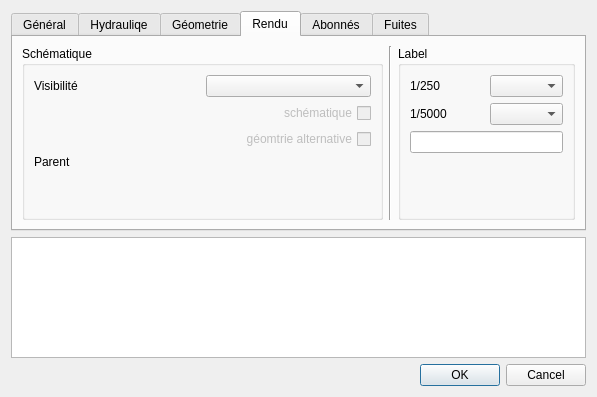
The window that qgis-project/ui_forms/pipe.ui (qwat/QWAT) describes before a commit, drawn with Qt 5.
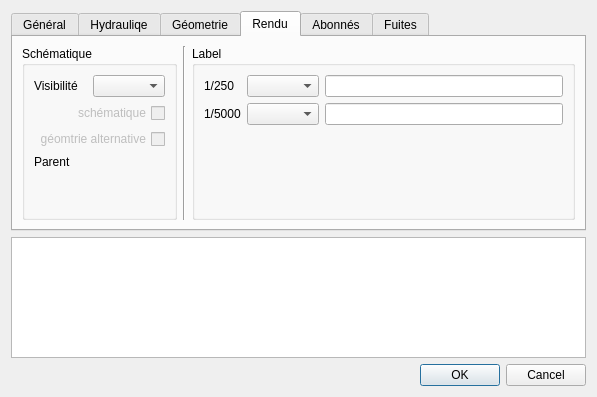
The same window after the commit. The open tabs and pages were chosen to show the change. Custom widgets are drawn as their Qt base class.

Commit message: update project with separated schema (vl & od) update forms with harmonized labels customization

Patch:
```diff
--- a/qgis-project/ui_forms/pipe.ui
+++ b/qgis-project/ui_forms/pipe.ui
@@ -554,13 +554,6 @@
           <string>Label</string>
          </property>
          <layout class="QGridLayout" name="gridLayout_5">
-          <item row="2" column="1">
-           <widget class="QComboBox" name="label_visible_2">
-            <property name="sizeAdjustPolicy">
-             <enum>QComboBox::AdjustToContents</enum>
-            </property>
-           </widget>
-          </item>
           <item row="4" column="0">
            <spacer name="verticalSpacer_2">
             <property name="orientation">
@@ -581,6 +574,13 @@
             </property>
            </widget>
           </item>
+          <item row="2" column="1">
+           <widget class="QComboBox" name="label_2_visible">
+            <property name="sizeAdjustPolicy">
+             <enum>QComboBox::AdjustToContents</enum>
+            </property>
+           </widget>
+          </item>
           <item row="0" column="1">
            <widget class="QComboBox" name="label_visible_1">
             <property name="sizeAdjustPolicy">
@@ -595,8 +595,11 @@
             </property>
            </widget>
           </item>
-          <item row="3" column="0" colspan="2">
-           <widget class="QLineEdit" name="labelremark"/>
+          <item row="0" column="2">
+           <widget class="QLineEdit" name="label_1_text"/>
+          </item>
+          <item row="2" column="2">
+           <widget class="QLineEdit" name="label_2_text"/>
           </item>
          </layout>
         </widget>
```
Left out of the diff: 2 changed lines with no effect on the pictures. The commit also changes 3 other files.
